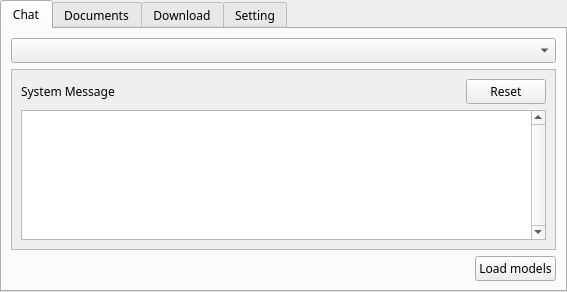
This is localassistant/qt_gui/ui_file/app.ui in Linos1391/localassistant as Qt 5 draws it before an edit. The edited form follows.
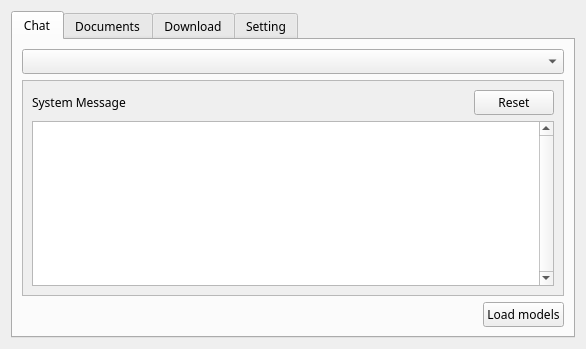
This is the edited form.

```diff
--- a/localassistant/qt_gui/ui_file/app.ui
+++ b/localassistant/qt_gui/ui_file/app.ui
@@ -6,8 +6,8 @@
    <rect>
     <x>0</x>
     <y>0</y>
-    <width>567</width>
-    <height>292</height>
+    <width>586</width>
+    <height>349</height>
    </rect>
   </property>
   <property name="sizePolicy">
@@ -31,21 +31,6 @@
    <string>LocalAssistant</string>
   </property>
   <layout class="QVBoxLayout" name="verticalLayout_6">
-   <property name="spacing">
-    <number>0</number>
-   </property>
-   <property name="leftMargin">
-    <number>0</number>
-   </property>
-   <property name="topMargin">
-    <number>0</number>
-   </property>
-   <property name="rightMargin">
-    <number>0</number>
-   </property>
-   <property name="bottomMargin">
-    <number>0</number>
-   </property>
    <item>
     <widget class="QTabWidget" name="tabWidgets">
      <property name="sizePolicy">
@@ -129,8 +114,8 @@
            <rect>
             <x>0</x>
             <y>0</y>
-            <width>543</width>
-            <height>172</height>
+            <width>544</width>
+            <height>211</height>
            </rect>
           </property>
           <layout class="QVBoxLayout" name="verticalLayout_3">
```
Left out of the diff: 4 changed lines with no effect on the pictures.
